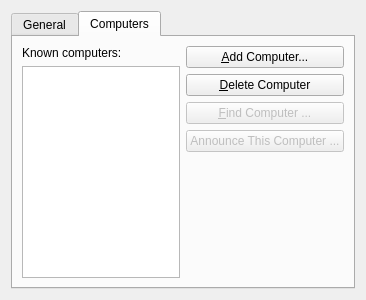
The window that secretsync/kcm/configwidget.ui (KDE/ksecrets) describes before a commit, drawn with Qt 5.
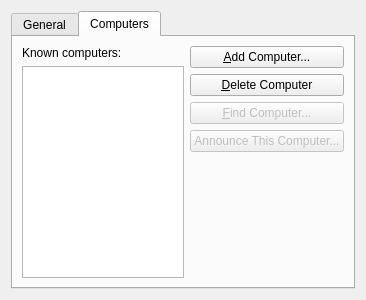
The same window after the commit. The open tabs and pages were chosen to show the change. Custom widgets are drawn as their Qt base class.

Commit message: fix typo, remove extra spaces

The edit to the form file:
```diff
--- a/secretsync/kcm/configwidget.ui
+++ b/secretsync/kcm/configwidget.ui
@@ -199,7 +199,7 @@
             <string>Find an announcing computer on the local network</string>
            </property>
            <property name="text">
-            <string>&amp;Find Computer ...</string>
+            <string>&amp;Find Computer...</string>
            </property>
           </widget>
          </item>
@@ -212,7 +212,7 @@
             <string>Start announcing this computer on the network</string>
            </property>
            <property name="text">
-            <string>Announce This Computer ...</string>
+            <string>Announce This Computer...</string>
            </property>
           </widget>
          </item>
```
The commit also changes 1 other file.
